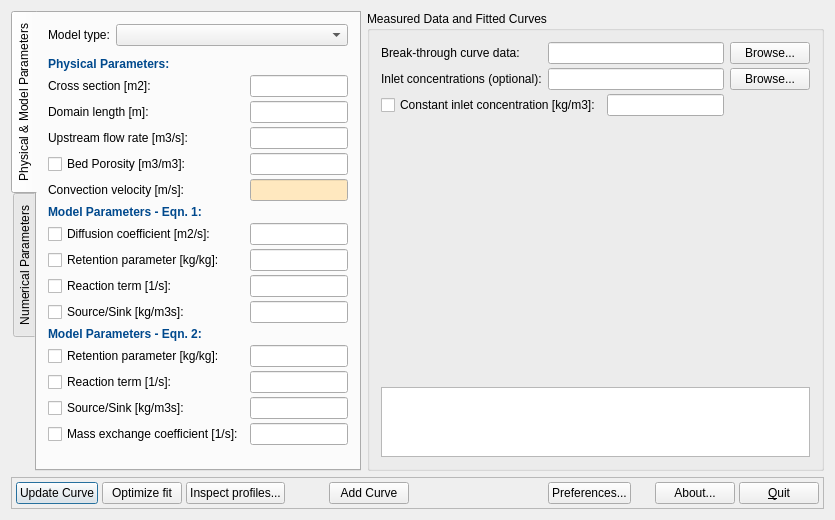
This is CXTSimFit/src/cxtsimfit.ui in ghorwin/CXTSimFit as Qt 5 draws it before an edit. The edited form follows.
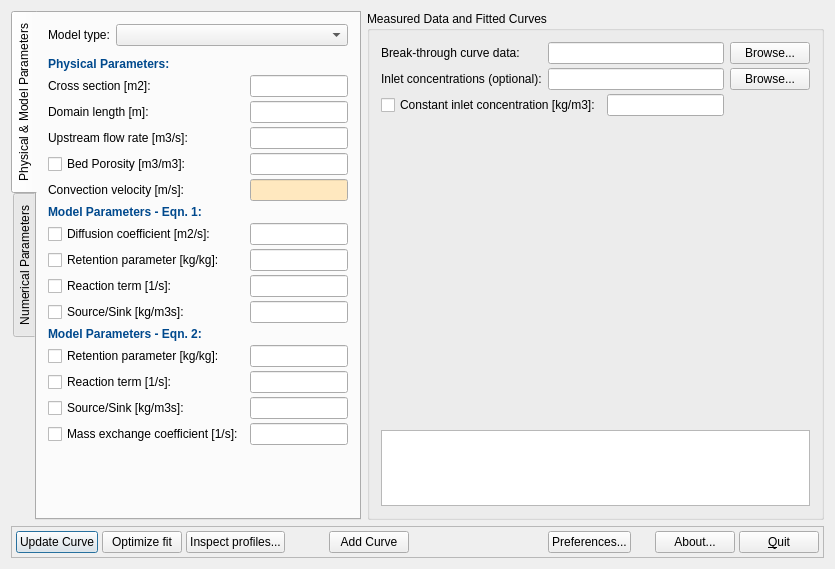
This is the edited form. Icons and pictures are not drawn. Custom widgets are drawn as their Qt base class.

Diff of the .ui file:
```diff
--- a/CXTSimFit/src/cxtsimfit.ui
+++ b/CXTSimFit/src/cxtsimfit.ui
@@ -1,12 +1,12 @@
 <ui version="4.0" >
  <class>CXTSimFit</class>
- <widget class="QDialog" name="CXTSimFit" >
-  <property name="geometry" >
+ <widget class="QDialog" name="CXTSimFit">
+  <property name="geometry">
    <rect>
     <x>0</x>
     <y>0</y>
     <width>835</width>
-    <height>520</height>
+    <height>569</height>
    </rect>
   </property>
   <property name="windowTitle" >
@@ -979,7 +979,7 @@
    </item>
   </layout>
  </widget>
- <layoutdefault spacing="6" margin="11" />
+ <layoutdefault spacing="6" margin="11"/>
  <customwidgets>
   <customwidget>
    <class>QNANChartWidget</class>
```
Left out of the diff: 684 changed lines with no effect on the pictures.
